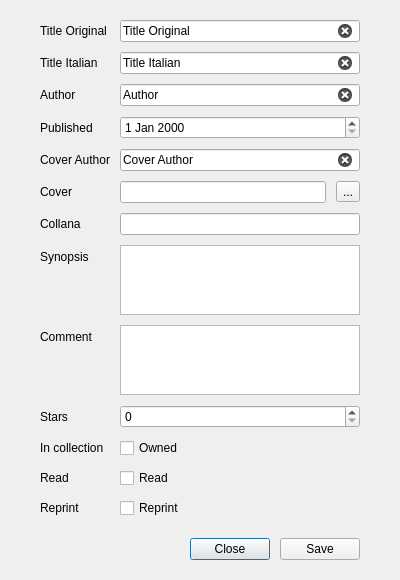
Old version of the form ui/BookEditor.ui in the repository giovortu/Urania.
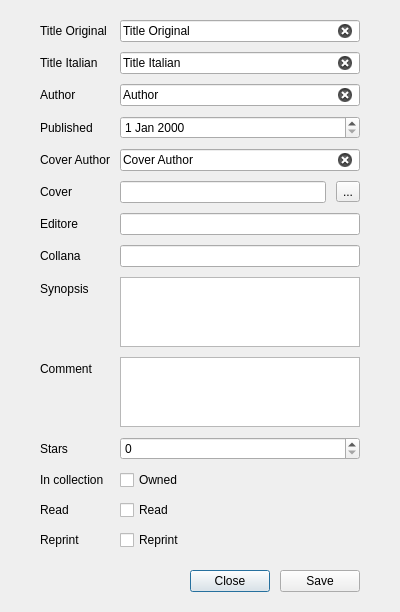
New version of the form.

Patch:
```diff
--- a/ui/BookEditor.ui
+++ b/ui/BookEditor.ui
@@ -7,7 +7,7 @@
     <x>0</x>
     <y>0</y>
     <width>400</width>
-    <height>573</height>
+    <height>607</height>
    </rect>
   </property>
   <layout class="QVBoxLayout" name="verticalLayout">
@@ -67,7 +67,7 @@
        </property>
       </widget>
      </item>
-     <item row="10" column="1">
+     <item row="12" column="1">
       <widget class="QCheckBox" name="ownedCheckbox">
        <property name="text">
         <string>Owned</string>
@@ -104,21 +104,21 @@
        </property>
       </widget>
      </item>
-     <item row="11" column="1">
+     <item row="13" column="1">
       <widget class="QCheckBox" name="readCheckbox">
        <property name="text">
         <string>Read</string>
        </property>
       </widget>
      </item>
-     <item row="12" column="1">
+     <item row="14" column="1">
       <widget class="QCheckBox" name="reprintCheckbox">
        <property name="text">
         <string>Reprint</string>
        </property>
       </widget>
      </item>
-     <item row="9" column="1">
+     <item row="11" column="1">
       <widget class="QSpinBox" name="starsSpin">
        <property name="minimum">
         <number>0</number>
@@ -163,52 +163,52 @@
        </property>
       </widget>
      </item>
-     <item row="7" column="0">
+     <item row="9" column="0">
       <widget class="QLabel" name="label_6">
        <property name="text">
         <string>Synopsis</string>
        </property>
       </widget>
      </item>
-     <item row="8" column="0">
+     <item row="10" column="0">
       <widget class="QLabel" name="label_7">
        <property name="text">
         <string>Comment</string>
        </property>
       </widget>
      </item>
-     <item row="9" column="0">
+     <item row="11" column="0">
       <widget class="QLabel" name="label_8">
        <property name="text">
         <string>Stars</string>
        </property>
       </widget>
      </item>
-     <item row="10" column="0">
+     <item row="12" column="0">
       <widget class="QLabel" name="label_9">
        <property name="text">
         <string>In collection</string>
        </property>
       </widget>
      </item>
-     <item row="11" column="0">
+     <item row="13" column="0">
       <widget class="QLabel" name="label_10">
        <property name="text">
         <string>Read</string>
        </property>
       </widget>
      </item>
-     <item row="12" column="0">
+     <item row="14" column="0">
       <widget class="QLabel" name="label_11">
        <property name="text">
         <string>Reprint</string>
        </property>
       </widget>
      </item>
-     <item row="7" column="1">
+     <item row="9" column="1">
       <widget class="QTextEdit" name="synopsisEdit"/>
      </item>
-     <item row="8" column="1">
+     <item row="10" column="1">
       <widget class="QTextEdit" name="commentEdit"/>
      </item>
      <item row="5" column="0">
@@ -236,16 +236,26 @@
        </item>
       </layout>
      </item>
-     <item row="6" column="0">
+     <item row="8" column="0">
       <widget class="QLabel" name="label_13">
        <property name="text">
         <string>Collana</string>
        </property>
       </widget>
      </item>
-     <item row="6" column="1">
+     <item row="8" column="1">
       <widget class="QLineEdit" name="collanaEdit"/>
      </item>
+     <item row="7" column="0">
+      <widget class="QLabel" name="label_14">
+       <property name="text">
+        <string>Editore</string>
+       </property>
+      </widget>
+     </item>
+     <item row="7" column="1">
+      <widget class="QLineEdit" name="editoreEdit"/>
+     </item>
     </layout>
    </item>
    <item>
```
Left out of the diff: 4 changed lines with no effect on the pictures.
